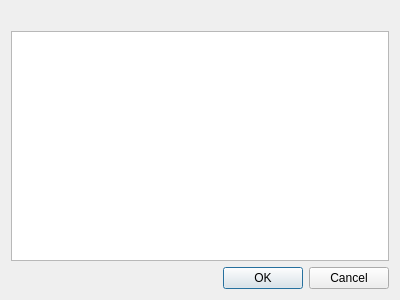
Maproom/qmapshack, file src/qmapshack/realtime/IRtSelectSource.ui: the form before one commit.
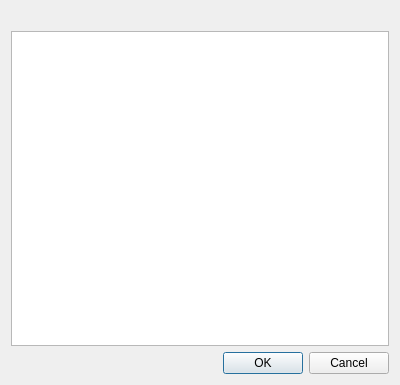
The form after the commit.

Diff of the .ui file:
```diff
--- a/src/qmapshack/realtime/IRtSelectSource.ui
+++ b/src/qmapshack/realtime/IRtSelectSource.ui
@@ -7,7 +7,7 @@
     <x>0</x>
     <y>0</y>
     <width>400</width>
-    <height>300</height>
+    <height>385</height>
    </rect>
   </property>
   <property name="windowTitle">
```
